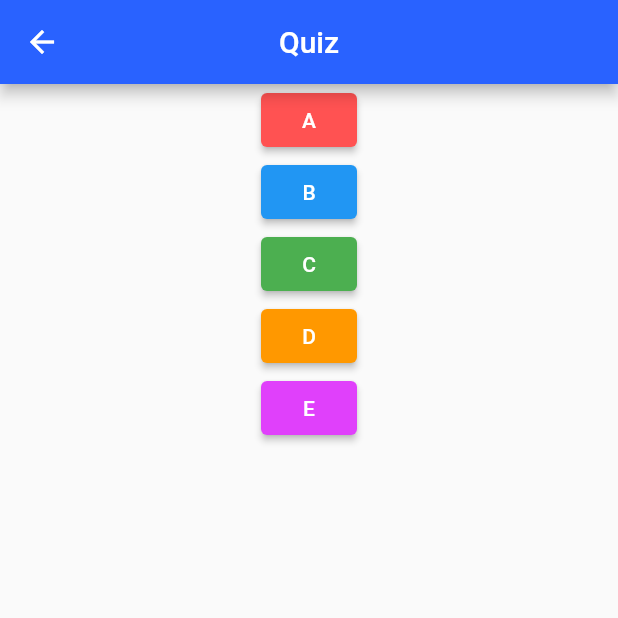
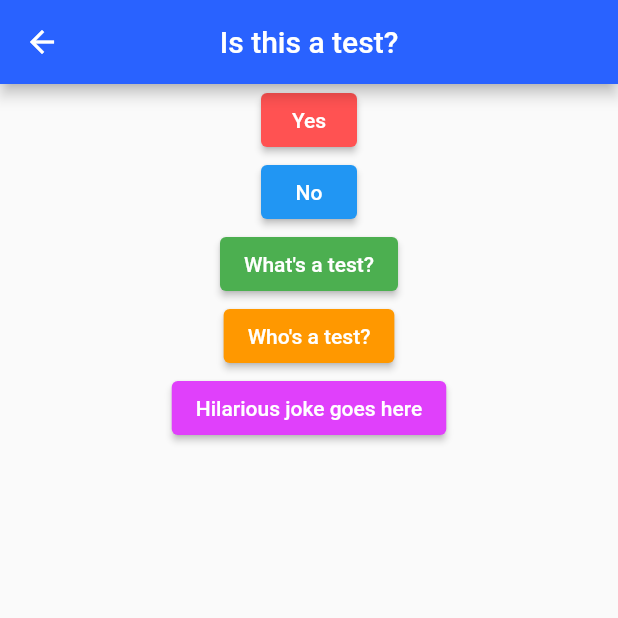
Before and after one commit to walk0858/Software-engineering-project, a Flutter app: the Quiz screen opened directly, on a phone screen of 412 x 824 dp, the top half of it. Run offline on Flutter 3.47's test engine with Material 2 defaults, Android fonts, the phone set to English and light mode, and no system bars; our stand-ins replace firebase_auth, firebase_core; missing offline and left inert: firebase_analytics_web, firebase_auth_web, firebase_core_web; accounts and stored records are empty.

Commit message:
Enabled the quiz page to display a single question.

```diff
--- /dev/null
+++ b/lib/Presenters/quiz_presenter.dart
@@ -0,0 +1,72 @@
+import '../Model/question.dart';
+import '../Model/quiz.dart';
+
+/// Creates a debug quiz. For testing purposes only.
+Quiz debugQuizBuilder() {
+  Question one = Question("Is this a test?",
+      ["Yes", "No", "What's a test?", "Who's a test?", "Hilarious joke goes here"],
+      "Yes");
+  Question two = Question("What is the airspeed velocity of an unladen swallow?",
+      ["c", "21 m/(mol*s)", "2fast", "x>0", "African or European?"],
+      "African or European?");
+  Quiz debugQuiz = Quiz([one, two]);
+  return debugQuiz;
+}
+
+class QuizPresenter {
+  /// Quiz to be run. Use one of the quiz builder methods to create this.
+  final _quiz = debugQuizBuilder();
+
+  /// Initialize a quiz and return the first question.
+  ///
+  /// Displaying questions and allowing input should be handled by the UI.
+  void initQuiz() {
+    _quiz.questionIndex = 0;
+    _quiz.score = 0;
+  }
+
+  /// Return the current quiz question.
+  String getQuestion() {
+    return _quiz.questions[_quiz.questionIndex].question;
+  }
+
+  /// Return the list of answers to the quiz question
+  List<String> getAnswers() {
+    return _quiz.questions[_quiz.questionIndex].answers;
+  }
+
+  /// Return the number of questions in a quiz
+  int getQuizLength() {
+    return _quiz.questions.length;
+  }
+
+  /// Check if the answer to q question is correct. Only call once per question.
+  ///
+  /// If [answer] is a correct answer, the score will increase by one and true will be returned.
+  /// Else, false will be returned.
+  bool checkQuestion(String answer) {
+    if (answer == _quiz.questions[_quiz.questionIndex].correct) {
+      // Add one to the score if the answer is correct
+      _quiz.score += 1;
+      return true;
+    } else {
+      return false;
+    }
+  }
+
+  /// Progress to the next question of the quiz.
+  ///
+  /// Returns the next question if the quiz isn't already on the final question.
+  /// If the quiz is on the final question it will throw an [Exception].
+  Question nextQuestion() {
+    // check if increasing the questionIndex will put it out of bounds
+    if (_quiz.questionIndex < _quiz.questions.length - 1) {
+      // increae question index by one
+      _quiz.questionIndex += 1;
+      // return next question
+      return _quiz.questions[_quiz.questionIndex];
+    } else {
+      throw Exception("ERROR: Ran nextQuestion on the final question of a quiz");
+    }
+  }
+}
--- a/lib/Views/quiz_page.dart
+++ b/lib/Views/quiz_page.dart
@@ -1,20 +1,21 @@
 import 'package:flutter/cupertino.dart';
 import 'package:flutter/material.dart';
+
+import '../Presenters/quiz_presenter.dart';
 
 class Quiz extends StatefulWidget {
   @override
   _QuizState createState() => _QuizState();
 }
 
-class _QuizState extends State<Quiz> {
+Scaffold buildQuestionPage(QuizPresenter presenter) {
+  String question = presenter.getQuestion();
+  List<String> answers = presenter.getAnswers();
 
-
-  @override
-  Widget build(BuildContext context) {
-
-    return Scaffold(
+  Scaffold questionScaffold = Scaffold(
     appBar: AppBar(
-        title: Text('Quiz'),
+      // display current quiz question
+      title: Text(question),
       centerTitle: true,
       backgroundColor: Colors.blueAccent.shade700,
     ),
@@ -24,7 +25,7 @@ class _QuizState extends State<Quiz> {
         children: <Widget>[
 
           ElevatedButton(
-               child: Text("A"),
+            child: Text(answers[0]),
             style: ElevatedButton.styleFrom(
                 primary: Colors.redAccent
             ),
@@ -32,7 +33,7 @@ class _QuizState extends State<Quiz> {
           ),
 
           ElevatedButton(
-               child: Text("B"),
+            child: Text(answers[1]),
             style: ElevatedButton.styleFrom(
                 primary: Colors.blue
             ),
@@ -40,7 +41,7 @@ class _QuizState extends State<Quiz> {
           ),
 
           ElevatedButton(
-                child: Text("C"),
+            child: Text(answers[2]),
             style: ElevatedButton.styleFrom(
                 primary: Colors.green
             ),
@@ -48,7 +49,7 @@ class _QuizState extends State<Quiz> {
           ),
 
           ElevatedButton(
-                child: Text("D"),
+            child: Text(answers[3]),
             style: ElevatedButton.styleFrom(
                 primary: Colors.orange
             ),
@@ -56,7 +57,7 @@ class _QuizState extends State<Quiz> {
           ),
 
           ElevatedButton(
-                child: Text("E"),
+            child: Text(answers[4]),
             style: ElevatedButton.styleFrom(
                 primary: Colors.purpleAccent
             ),
@@ -66,5 +67,26 @@ class _QuizState extends State<Quiz> {
       ),
     ),
   );
+  return questionScaffold;
+}
+
+class _QuizState extends State<Quiz> {
+  // quiz presenter.
+  QuizPresenter presenter = QuizPresenter();
+
+  // question page variable
+  Scaffold questionWidget = Scaffold();
+
+  @override
+  void initState() {
+    super.initState();
+
+    // start the quiz
+    questionWidget = buildQuestionPage(presenter);
+  }
+
+  @override
+  Widget build(BuildContext context) {
+    return questionWidget;
   }
 }
```
Lines whose indentation alone changed are shown as unchanged.
